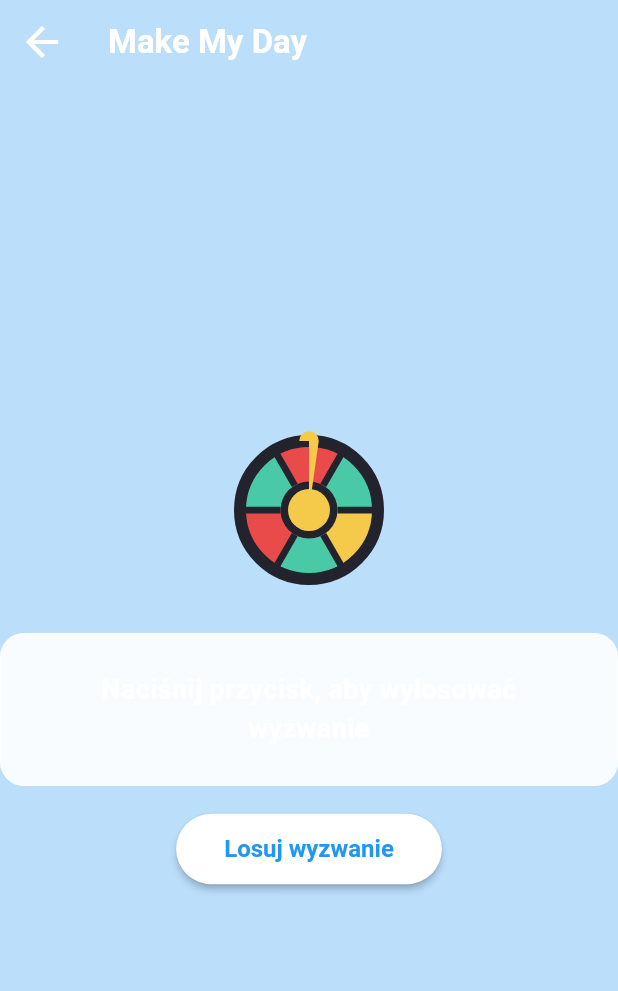
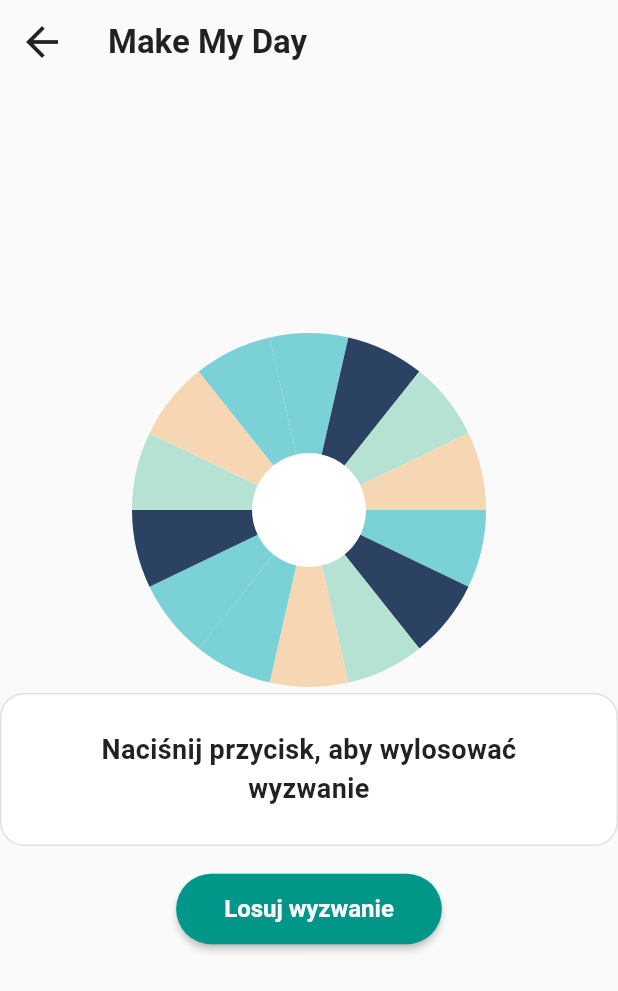
Before and after one commit to spinRoulette/Roulette, a Flutter app: the RouletteHomePage screen opened directly, after a tap on the "dark mode" icon, after a tap on "Dzień", on a phone screen of 412 x 824 dp. Shown: the top 991 px of the screen. Run offline on Flutter 3.47's test engine with Material 3 defaults, Android fonts, the phone set to English and light mode, and no system bars; drawn by our look-alikes of fl_chart; our stand-ins replace shared_preferences; accounts and stored records are empty.

Commit message:
zmiana wygladu wyzwan

```diff
--- a/lib/main.dart
+++ b/lib/main.dart
@@ -308,12 +308,12 @@ class _RouletteHomePageState extends State<RouletteHomePage> with SingleTickerPr
     Icons.place,
   ];
   final List<Color> pieColors = [
-    Color(0xFF7AD1D6),
-    Color(0xFF2B4263),
-    Color(0xFFB6E2D3),
-    Color(0xFFF7D6B3),
-    Color(0xFF7AD1D6),
-  ];
+    Color(0xFF7AD1D6),  // Light blue
+    Color(0xFF2B4263),  // Dark blue
+    Color(0xFFB6E2D3),  // Light green
+    Color(0xFFF7D6B3),  // Light orange
+    Color(0xFF7AD1D6),  // Light blue
+];
   Map<String, List<String>> activities = {};
   int selectedCategory = 0;
   int? spinningResult;
@@ -327,7 +327,6 @@ class _RouletteHomePageState extends State<RouletteHomePage> with SingleTickerPr
     'Dzień': [
       'Wstań godzinę wcześniej niż zwykle.',
       'Przejdź dziś minimum 10 000 kroków.',
-      'Zrezygnuj na jeden dzień z telefonu po godzinie 20:00.',
       'Zrób coś dobrego dla nieznajomej osoby.',
       'Przeznacz 30 minut na porządki w dowolnym miejscu w domu.',
       'Spędź 10 minut medytując lub wykonując ćwiczenia oddechowe.',
@@ -552,6 +551,7 @@ class _RouletteHomePageState extends State<RouletteHomePage> with SingleTickerPr
         builder: (_) => ChallengeScreen(
           category: categories[catIndex],
           challenges: wyzwania[categories[catIndex]] ?? [],
+          pieColors: pieColors,
         ),
       ),
     );
@@ -668,7 +668,7 @@ class _RouletteHomePageState extends State<RouletteHomePage> with SingleTickerPr
                                   centerSpaceRadius: 38,
                                   borderData: FlBorderData(show: false),
                                   sections: List.generate(categories.length, (i) => PieChartSectionData(
-                                    color: pieColors[i],
+                                    color: pieColors[i % pieColors.length],
                                     value: 25,
                                     showTitle: false,
                                     radius: 80,
@@ -819,102 +819,11 @@ class _CategoryIcon extends StatelessWidget {
   }
 }
 
-class _RouletteWheelPainter extends CustomPainter {
-  final int segments;
-  final double angle;
-  final List<Color> colors;
-  _RouletteWheelPainter({required this.segments, required this.angle, required this.colors});
-
-  @override
-  void paint(Canvas canvas, Size size) {
-    final center = Offset(size.width / 2, size.height / 2);
-    final radius = size.width / 2;
-    final borderPaint = Paint()
-      ..color = const Color(0xFF23232E)
-      ..style = PaintingStyle.stroke
-      ..strokeWidth = size.width * 0.08;
-    final fillPaint = Paint()..style = PaintingStyle.fill;
-    final segmentAngle = 2 * pi / segments;
-    // Draw segments
-    for (int i = 0; i < segments; i++) {
-      fillPaint.color = colors[i % colors.length];
-      canvas.drawArc(
-        Rect.fromCircle(center: center, radius: radius * 0.92),
-        i * segmentAngle,
-        segmentAngle,
-        true,
-        fillPaint,
-      );
-    }
-    // Draw border
-    canvas.drawCircle(center, radius * 0.92, borderPaint);
-    // Draw inner circle
-    final innerPaint = Paint()
-      ..color = const Color(0xFF23232E)
-      ..style = PaintingStyle.fill;
-    canvas.drawCircle(center, radius * 0.38, innerPaint);
-    // Draw center yellow
-    final centerPaint = Paint()
-      ..color = const Color(0xFFF5C94A)
-      ..style = PaintingStyle.fill;
-    canvas.drawCircle(center, radius * 0.28, centerPaint);
-    // Draw pointer
-    final pointerPaint = Paint()
-      ..color = const Color(0xFFF5C94A)
-      ..style = PaintingStyle.fill;
-    final pointerLength = radius * 0.92 - radius * 0.28;
-    final pointerWidth = radius * 0.13;
-    final pointerAngle = -pi / 2 + angle; // always up
-    final pointerPath = Path();
-    pointerPath.moveTo(center.dx, center.dy);
-    pointerPath.lineTo(
-      center.dx + cos(pointerAngle) * (radius * 0.28),
-      center.dy + sin(pointerAngle) * (radius * 0.28),
-    );
-    pointerPath.lineTo(
-      center.dx + cos(pointerAngle) * (radius * 0.28 + pointerLength),
-      center.dy + sin(pointerAngle) * (radius * 0.28 + pointerLength),
-    );
-    pointerPath.arcTo(
-      Rect.fromCircle(
-        center: Offset(
-          center.dx + cos(pointerAngle) * (radius * 0.28 + pointerLength),
-          center.dy + sin(pointerAngle) * (radius * 0.28 + pointerLength),
-        ),
-        radius: pointerWidth,
-      ),
-      pointerAngle - pi / 2,
-      pi,
-      false,
-    );
-    pointerPath.close();
-    canvas.drawPath(pointerPath, pointerPaint);
-    // Draw segment lines
-    final linePaint = Paint()
-      ..color = const Color(0xFF23232E)
-      ..strokeWidth = size.width * 0.045;
-    for (int i = 0; i < segments; i++) {
-      final angle = i * segmentAngle;
-      final p1 = Offset(
-        center.dx + cos(angle) * (radius * 0.92),
-        center.dy + sin(angle) * (radius * 0.92),
-      );
-      final p2 = Offset(
-        center.dx + cos(angle) * (radius * 0.38),
-        center.dy + sin(angle) * (radius * 0.38),
-      );
-      canvas.drawLine(p1, p2, linePaint);
-    }
-  }
-
-  @override
-  bool shouldRepaint(covariant CustomPainter oldDelegate) => true;
-}
-
 class ChallengeScreen extends StatefulWidget {
   final String category;
   final List<String> challenges;
-  const ChallengeScreen({super.key, required this.category, required this.challenges});
+  final List<Color> pieColors;
+  const ChallengeScreen({super.key, required this.category, required this.challenges, required this.pieColors});
 
   @override
   State<ChallengeScreen> createState() => _ChallengeScreenState();
@@ -924,21 +833,28 @@ class _ChallengeScreenState extends State<ChallengeScreen> with TickerProviderSt
   String? drawnChallenge;
   bool spinning = false;
   late final AnimationController _spinController;
-  late final Animation<double> _spinAnimation;
+  late Animation<double> _spinAnimation;
 
   @override
   void initState() {
     super.initState();
     _spinController = AnimationController(
       vsync: this,
-      duration: const Duration(milliseconds: 1200),
+      duration: const Duration(seconds: 2),
     );
-    _spinAnimation = Tween<double>(begin: 0, end: 2 * pi).animate(CurvedAnimation(parent: _spinController, curve: Curves.easeOut));
-    _spinController.addStatusListener((status) {
+    _spinAnimation = Tween<double>(begin: 0, end: 0).animate(CurvedAnimation(parent: _spinController, curve: Curves.easeOut));
+
+    _spinAnimation.addStatusListener((status) {
       if (status == AnimationStatus.completed) {
         setState(() {
           spinning = false;
-          drawnChallenge = (widget.challenges.toList()..shuffle()).first;
+          final double finalAngle = _spinAnimation.value;
+          final adjustedAngle = finalAngle + pi / 2;
+          final normalizedAngle = adjustedAngle % (2 * pi);
+          final positiveNormalizedAngle = normalizedAngle < 0 ? normalizedAngle + 2 * pi : normalizedAngle;
+          final segmentAngle = 2 * pi / widget.challenges.length;
+          final int drawnIndex = (positiveNormalizedAngle / segmentAngle).floor();
+          drawnChallenge = widget.challenges[drawnIndex % widget.challenges.length];
         });
       }
     });
@@ -950,6 +866,15 @@ class _ChallengeScreenState extends State<ChallengeScreen> with TickerProviderSt
       spinning = true;
       drawnChallenge = null;
     });
+    final int randomIndex = Random().nextInt(widget.challenges.length);
+    final double segmentAngle = 2 * pi / widget.challenges.length;
+    final double targetSegmentCenterAngle = randomIndex * segmentAngle + segmentAngle / 2;
+    final double requiredRotation = targetSegmentCenterAngle - (-pi/2);
+    final double fullSpins = 4;
+    final double targetAngle = fullSpins * 2 * pi + requiredRotation;
+
+    _spinAnimation = Tween<double>(begin: 0, end: targetAngle).animate(CurvedAnimation(parent: _spinController, curve: Curves.easeOut));
+
     _spinController.reset();
     _spinController.forward();
   }
@@ -964,20 +889,18 @@ class _ChallengeScreenState extends State<ChallengeScreen> with TickerProviderSt
   Widget build(BuildContext context) {
     final themeProvider = Provider.of<ThemeProvider>(context);
     final isDark = themeProvider.themeMode == ThemeMode.dark;
-    final bgColor = isDark ? const Color(0xFF2196F3) : Colors.blue[100];
-    final textColor = Colors.white;
-    final cardColor = isDark ? Colors.white.withOpacity(0.08) : Colors.white.withOpacity(0.9);
+    final colorScheme = Theme.of(context).colorScheme;
 
     return Scaffold(
-      backgroundColor: bgColor,
+      backgroundColor: colorScheme.background,
       appBar: AppBar(
         backgroundColor: Colors.transparent,
         elevation: 0,
         title: Text(
           'Make My Day',
-          style: TextStyle(color: textColor, fontWeight: FontWeight.bold, fontSize: 22),
+          style: TextStyle(color: colorScheme.onBackground, fontWeight: FontWeight.bold, fontSize: 22),
         ),
-        iconTheme: IconThemeData(color: textColor),
+        iconTheme: IconThemeData(color: colorScheme.onBackground),
         automaticallyImplyLeading: true,
       ),
       body: Center(
@@ -993,21 +916,38 @@ class _ChallengeScreenState extends State<ChallengeScreen> with TickerProviderSt
                 );
               },
               child: Container(
-                width: 100,
-                height: 100,
+                width: 180,
+                height: 180,
                 margin: const EdgeInsets.only(bottom: 32),
-                child: CustomPaint(
-                  painter: _RouletteWheelPainter(
-                    segments: 6,
-                    angle: 0,
-                    colors: [
-                      const Color(0xFFF5C94A), // żółty
-                      const Color(0xFF4AC9A7), // zielony
-                      const Color(0xFFE94B4B), // czerwony
-                      const Color(0xFF4AC9A7),
-                      const Color(0xFFE94B4B),
-                      const Color(0xFF4AC9A7),
-                    ],
+                decoration: BoxDecoration(
+                  color: colorScheme.surface,
+                  shape: BoxShape.circle,
+                  boxShadow: isDark ? null : [
+                    BoxShadow(
+                      color: Colors.black.withOpacity(0.1),
+                      blurRadius: 10,
+                      offset: const Offset(0, 4),
+                    ),
+                  ],
+                ),
+                child: Padding(
+                  padding: const EdgeInsets.all(10.0),
+                  child: SizedBox(
+                    height: 180,
+                    width: 180,
+                    child: PieChart(
+                      PieChartData(
+                        sectionsSpace: 0,
+                        centerSpaceRadius: 38,
+                        borderData: FlBorderData(show: false),
+                        sections: List.generate(widget.challenges.length, (i) => PieChartSectionData(
+                          color: widget.pieColors[i % widget.pieColors.length],
+                          value: 1,
+                          showTitle: false,
+                          radius: 80,
+                        )),
+                      ),
+                    ),
                   ),
                 ),
               ),
@@ -1016,20 +956,20 @@ class _ChallengeScreenState extends State<ChallengeScreen> with TickerProviderSt
               padding: const EdgeInsets.all(24),
               margin: const EdgeInsets.only(bottom: 18),
               decoration: BoxDecoration(
-                color: cardColor,
+                color: colorScheme.surface,
                 borderRadius: BorderRadius.circular(16),
-                border: Border.all(color: textColor.withOpacity(0.5)),
+                border: isDark ? null : Border.all(color: Colors.black12),
               ),
               child: Text(
                 drawnChallenge ?? 'Naciśnij przycisk, aby wylosować wyzwanie',
                 textAlign: TextAlign.center,
-                style: TextStyle(color: textColor, fontSize: 18, fontWeight: FontWeight.bold),
+                style: TextStyle(color: colorScheme.onSurface, fontSize: 18, fontWeight: FontWeight.bold),
               ),
             ),
             ElevatedButton(
               style: ElevatedButton.styleFrom(
-                backgroundColor: Colors.white,
-                foregroundColor: const Color(0xFF2196F3),
+                backgroundColor: colorScheme.primary,
+                foregroundColor: colorScheme.onPrimary,
                 padding: const EdgeInsets.symmetric(horizontal: 32, vertical: 14),
                 shape: RoundedRectangleBorder(borderRadius: BorderRadius.circular(24)),
                 textStyle: const TextStyle(fontSize: 16, fontWeight: FontWeight.bold),
```
